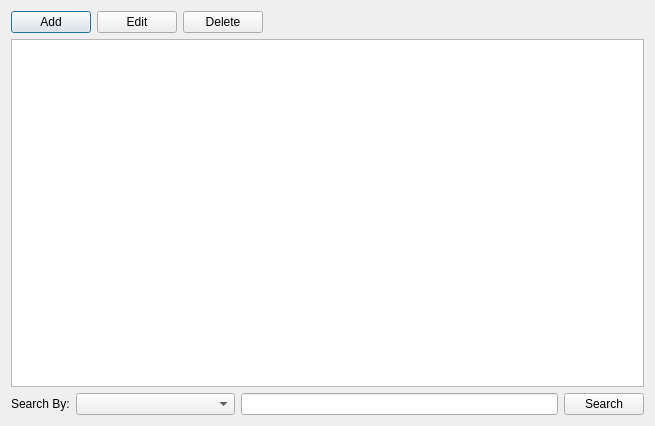
Old version of the form rave/framework/baseentitybrowserdlg.ui in the repository pgathogo/raven.
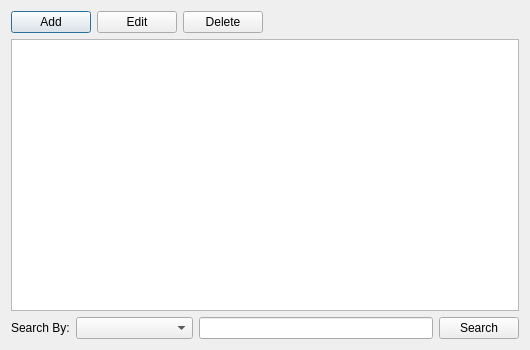
New version of the form.

Patch:
```diff
--- a/rave/framework/baseentitybrowserdlg.ui
+++ b/rave/framework/baseentitybrowserdlg.ui
@@ -6,10 +6,22 @@
    <rect>
     <x>0</x>
     <y>0</y>
-    <width>655</width>
-    <height>426</height>
+    <width>530</width>
+    <height>350</height>
    </rect>
   </property>
+  <property name="minimumSize">
+   <size>
+    <width>530</width>
+    <height>350</height>
+   </size>
+  </property>
+  <property name="maximumSize">
+   <size>
+    <width>530</width>
+    <height>350</height>
+   </size>
+  </property>
   <property name="windowTitle">
    <string>Dialog</string>
   </property>
```
